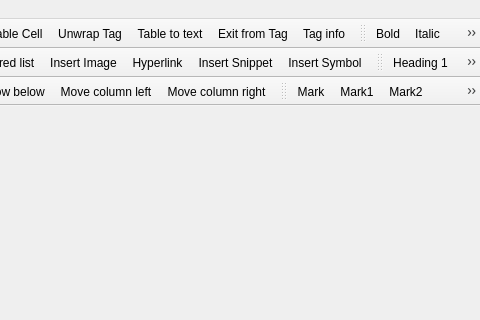
Before: the Qt Designer form src/gui/mainwindow.ui in NeoProgramming/NeoPad, drawn with Qt 5; both pictures show x 857 to 1337 and y 0 to 320 of the 1337 by 672 pixel window.
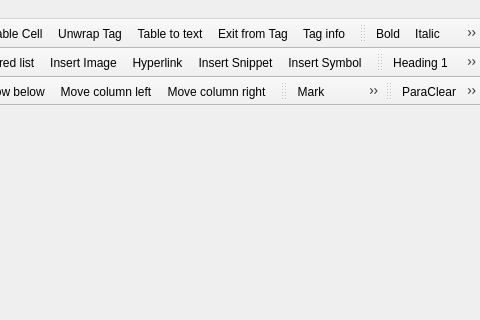
After: the same form once the commit is applied. Icons and pictures are not drawn.

```diff
--- a/src/gui/mainwindow.ui
+++ b/src/gui/mainwindow.ui
@@ -414,6 +414,26 @@
    <addaction name="actionTextMark6"/>
    <addaction name="actionTextMark7"/>
   </widget>
+  <widget class="QToolBar" name="toolBarParaMark">
+   <property name="windowTitle">
+    <string>toolBar</string>
+   </property>
+   <attribute name="toolBarArea">
+    <enum>TopToolBarArea</enum>
+   </attribute>
+   <attribute name="toolBarBreak">
+    <bool>false</bool>
+   </attribute>
+   <addaction name="actionParaClear"/>
+   <addaction name="actionParaMark0"/>
+   <addaction name="actionParaMark1"/>
+   <addaction name="actionParaMark2"/>
+   <addaction name="actionParaMark3"/>
+   <addaction name="actionParaMark4"/>
+   <addaction name="actionParaMark5"/>
+   <addaction name="actionParaMark6"/>
+   <addaction name="actionParaMark7"/>
+  </widget>
   <action name="actionAppExit">
    <property name="icon">
     <iconset>
@@ -1865,6 +1885,87 @@
     <string>As Markdown</string>
    </property>
   </action>
+  <action name="actionParaMark0">
+   <property name="icon">
+    <iconset resource="../neopad.qrc">
+     <normaloff>:/para/images/para-mark0.png</normaloff>:/para/images/para-mark0.png</iconset>
+   </property>
+   <property name="text">
+    <string>ParaMark0</string>
+   </property>
+  </action>
+  <action name="actionParaMark1">
+   <property name="icon">
+    <iconset resource="../neopad.qrc">
+     <normaloff>:/para/images/para-mark1.png</normaloff>:/para/images/para-mark1.png</iconset>
+   </property>
+   <property name="text">
+    <string>ParaMark1</string>
+   </property>
+  </action>
+  <action name="actionParaMark2">
+   <property name="icon">
+    <iconset resource="../neopad.qrc">
+     <normaloff>:/para/images/para-mark2.png</normaloff>:/para/images/para-mark2.png</iconset>
+   </property>
+   <property name="text">
+    <string>ParaMark2</string>
+   </property>
+  </action>
+  <action name="actionParaMark3">
+   <property name="icon">
+    <iconset resource="../neopad.qrc">
+     <normaloff>:/para/images/para-mark3.png</normaloff>:/para/images/para-mark3.png</iconset>
+   </property>
+   <property name="text">
+    <string>ParaMark3</string>
+   </property>
+  </action>
+  <action name="actionParaMark4">
+   <property name="icon">
+    <iconset resource="../neopad.qrc">
+     <normaloff>:/para/images/para-mark4.png</normaloff>:/para/images/para-mark4.png</iconset>
+   </property>
+   <property name="text">
+    <string>ParaMark4</string>
+   </property>
+  </action>
+  <action name="actionParaMark5">
+   <property name="icon">
+    <iconset resource="../neopad.qrc">
+     <normaloff>:/para/images/para-mark5.png</normaloff>:/para/images/para-mark5.png</iconset>
+   </property>
+   <property name="text">
+    <string>ParaMark5</string>
+   </property>
+  </action>
+  <action name="actionParaMark6">
+   <property name="icon">
+    <iconset resource="../neopad.qrc">
+     <normaloff>:/para/images/para-mark6.png</normaloff>:/para/images/para-mark6.png</iconset>
+   </property>
+   <property name="text">
+    <string>ParaMark6</string>
+   </property>
+  </action>
+  <action name="actionParaMark7">
+   <property name="icon">
+    <iconset resource="../neopad.qrc">
+     <normaloff>:/para/images/para-mark7.png</normaloff>:/para/images/para-mark7.png</iconset>
+   </property>
+   <property name="text">
+    <string>ParaMark7</string>
+   </property>
+  </action>
+  <action name="actionParaClear">
+   <property name="icon">
+    <iconset resource="../neopad.qrc">
+     <normaloff>:/para/images/para-clear.png</normaloff>:/para/images/para-clear.png</iconset>
+   </property>
+   <property name="text">
+    <string>ParaClear</string>
+   </property>
+  </action>
  </widget>
  <resources>
   <include location="../neopad.qrc"/>
```
